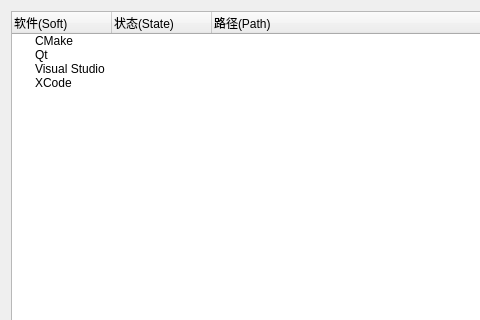
coder4869/DevAssistant, file app/src/qtmodules/QtEnvKit/Forms/QDACheckEnvDialog.ui: the form before one commit; both pictures show x 0 to 480 and y 0 to 320 of the 720 by 528 pixel window.
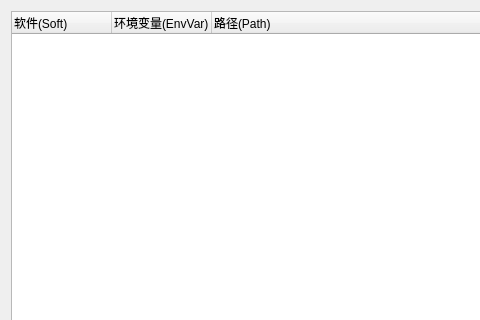
The form after the commit.

Commit message: update for env check

Diff of the .ui file:
```diff
--- a/app/src/qtmodules/QtEnvKit/Forms/QDACheckEnvDialog.ui
+++ b/app/src/qtmodules/QtEnvKit/Forms/QDACheckEnvDialog.ui
@@ -41,7 +41,7 @@
      </column>
      <column>
       <property name="text">
-       <string>状态(State)</string>
+       <string>环境变量(EnvVar)</string>
       </property>
      </column>
      <column>
@@ -49,32 +49,6 @@
        <string>路径(Path)</string>
       </property>
      </column>
-     <item>
-      <property name="text">
-       <string>CMake</string>
-      </property>
-      <property name="text">
-       <string/>
-      </property>
-      <property name="text">
-       <string/>
-      </property>
-     </item>
-     <item>
-      <property name="text">
-       <string>Qt</string>
-      </property>
-     </item>
-     <item>
-      <property name="text">
-       <string>Visual Studio</string>
-      </property>
-     </item>
-     <item>
-      <property name="text">
-       <string>XCode</string>
-      </property>
-     </item>
     </widget>
    </item>
   </layout>
```
The commit also changes 2 other files.
